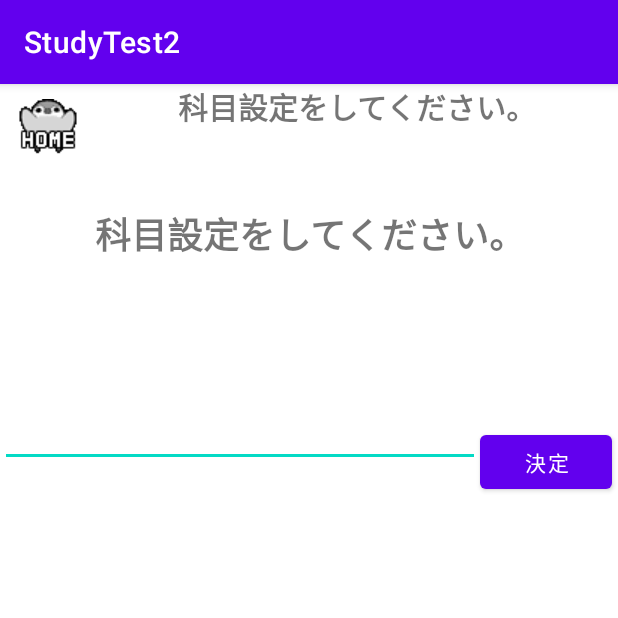
After one commit to spr2140080/StudyTest2, an Android app: the SubjectActivity3 screen opened directly, with no data from a screen before it, on a phone screen of 412 x 824 dp, the top half of it. The commit adds this screen. Run offline under Robolectric (Android 15) with nearby library versions, the phone set to English and light mode, and no system bars.

Commit message:
サブジェクト３

```diff
--- a/app/build.gradle
+++ b/app/build.gradle
@@ -45,8 +45,8 @@ dependencies {
     implementation 'androidx.preference:preference-ktx:1.1.1'
     implementation 'androidx.lifecycle:lifecycle-livedata-ktx:2.5.1'
     implementation 'androidx.lifecycle:lifecycle-viewmodel-ktx:2.5.1'
-    implementation 'androidx.navigation:navigation-fragment-ktx:2.5.3'
-    implementation 'androidx.navigation:navigation-ui-ktx:2.5.3'
+    implementation 'androidx.navigation:navigation-fragment-ktx:2.3.0'
+    implementation 'androidx.navigation:navigation-ui-ktx:2.3.0'
     implementation 'androidx.legacy:legacy-support-v4:1.0.0'
     testImplementation 'junit:junit:4.+'
     androidTestImplementation 'androidx.test.ext:junit:1.1.3'
--- a/app/src/main/AndroidManifest.xml
+++ b/app/src/main/AndroidManifest.xml
@@ -9,12 +9,11 @@
         android:roundIcon="@mipmap/ic_launcher_round"
         android:supportsRtl="true"
         android:theme="@style/Theme.StudyTest2">
-        <activity android:name=".MokuhyoukakuninActivity"></activity>
-        <activity android:name=".MokuhyounyuryokuActivity" />
-        <activity android:name=".MokuhyouActivity" />
-        <activity android:name=".EnGraphActivity" />
-        <activity android:name=".BouGraphActivity" />
-        <activity android:name=".SubjectActivity" />
+        <activity android:name=".SubjectActivity3"></activity>
+        <activity android:name=".ConcentrationActivity" />
+        <activity android:name=".EfficiencyActivity" />
+        <activity android:name=".RestActivity" />
+        <activity android:name=".SubjectActivity2" />
         <activity
             android:name=".TimeActivity"
             android:label="@string/title_activity_time"
--- /dev/null
+++ b/app/src/main/java/com/example/studytest2/SubjectActivity3.kt
@@ -0,0 +1,31 @@
+package com.example.studytest2
+
+import android.content.Intent
+import androidx.appcompat.app.AppCompatActivity
+import android.os.Bundle
+import com.example.studytest2.databinding.ActivitySubject3Binding
+
+class SubjectActivity3 : AppCompatActivity() {
+    private lateinit var binding: ActivitySubject3Binding
+
+
+    override fun onCreate(savedInstanceState: Bundle?) {
+        super.onCreate(savedInstanceState)
+//        setContentView(R.layout.activity_subject
+
+        binding = ActivitySubject3Binding.inflate(layoutInflater)
+        setContentView(binding.root)
+
+        binding.SjButton.setOnClickListener {
+            val intent = Intent(this, TimeActivity::class.java)
+            intent.putExtra("SUBJECT",binding.subject.text.toString())
+            startActivity(intent)
+        }
+
+
+        binding.BackButton.setOnClickListener {
+            val intent = Intent(this, TimeActivity::class.java)
+            startActivity(intent)
+        }
+    }
+}
--- /dev/null
+++ b/app/src/main/res/layout/activity_subject3.xml
@@ -0,0 +1,76 @@
+<?xml version="1.0" encoding="utf-8"?>
+<androidx.constraintlayout.widget.ConstraintLayout
+    xmlns:android="http://schemas.android.com/apk/res/android"
+    xmlns:app="http://schemas.android.com/apk/res-auto"
+    xmlns:tools="http://schemas.android.com/tools"
+    android:layout_width="match_parent"
+    android:layout_height="match_parent"
+    tools:context=".SubjectActivity3">
+
+    <EditText
+        android:id="@+id/subject"
+        android:layout_width="0dp"
+        android:layout_height="53dp"
+        android:maxLength="10"
+        app:layout_constraintBottom_toBottomOf="parent"
+        app:layout_constraintEnd_toStartOf="@+id/Sj_Button"
+        app:layout_constraintHorizontal_bias="0.0"
+        app:layout_constraintStart_toStartOf="parent"
+        app:layout_constraintTop_toBottomOf="@+id/textView4"
+        app:layout_constraintVertical_bias="0.251" />
+
+    <ImageButton
+        android:id="@+id/BackButton"
+        android:layout_width="wrap_content"
+        android:layout_height="wrap_content"
+        android:backgroundTint="@color/white"
+        app:layout_constraintEnd_toEndOf="parent"
+        app:layout_constraintHorizontal_bias="0.0"
+        app:layout_constraintStart_toStartOf="parent"
+        app:layout_constraintTop_toTopOf="parent"
+        app:srcCompat="@drawable/home" />
+
+    <TextView
+        android:id="@+id/textView4"
+        android:layout_width="0dp"
+        android:layout_height="wrap_content"
+        android:layout_marginStart="8dp"
+        android:layout_marginEnd="8dp"
+        android:text="@string/subject_text"
+        android:textAlignment="center"
+        android:textSize="20sp"
+        android:textStyle="bold"
+        app:layout_constraintEnd_toEndOf="parent"
+        app:layout_constraintHorizontal_bias="0.49"
+        app:layout_constraintStart_toEndOf="@+id/BackButton"
+        app:layout_constraintTop_toTopOf="parent" />
+
+    <Button
+        android:id="@+id/Sj_Button"
+        android:layout_width="wrap_content"
+        android:layout_height="wrap_content"
+        android:layout_marginEnd="4dp"
+        android:layout_marginBottom="492dp"
+        android:text="決定"
+        app:layout_constraintBottom_toBottomOf="parent"
+        app:layout_constraintEnd_toEndOf="parent"
+        app:layout_constraintTop_toBottomOf="@+id/textView4"
+        app:layout_constraintVertical_bias="1.0" />
+
+
+
+    <TextView
+        android:id="@+id/Subjet_Text1"
+        android:layout_width="0dp"
+        android:layout_height="wrap_content"
+        android:layout_marginTop="52dp"
+        android:text="@string/subject_text"
+        android:textAlignment="center"
+        android:textAllCaps="true"
+        android:textSize="24sp"
+        android:textStyle="bold"
+        app:layout_constraintEnd_toEndOf="parent"
+        app:layout_constraintStart_toStartOf="parent"
+        app:layout_constraintTop_toBottomOf="@+id/textView4" />
+
+</androidx.constraintlayout.widget.ConstraintLayout>
--- a/app/src/main/res/layout/fragment_diary.xml
+++ b/app/src/main/res/layout/fragment_diary.xml
@@ -200,7 +200,6 @@
             android:id="@+id/ok_button"
             android:layout_width="match_parent"
             android:layout_height="wrap_content"
-            android:background="@drawable/bkg_positive"
             android:src="@drawable/home"
             android:textColor="@android:color/white" />
     </LinearLayout>
--- a/app/src/main/res/menu/bottom_nav_menu.xml
+++ b/app/src/main/res/menu/bottom_nav_menu.xml
@@ -3,22 +3,22 @@
     xmlns:android="http://schemas.android.com/apk/res/android">
     <item
         android:id="@+id/navigation_todo"
-        android:icon="@drawable/todolist"
+        android:icon="@drawable/ic_home_black_24dp"
         android:title="@string/title_ToDO" />
     <item
         android:id="@+id/navigation_dairy"
-        android:icon="@drawable/driary"
+        android:icon="@drawable/ic_dashboard_black_24dp"
         android:title="@string/title_diary" />
     <item
         android:id="@+id/navigation_graph"
-        android:icon="@drawable/graph"
+        android:icon="@drawable/ic_notifications_black_24dp"
         android:title="@string/title_graph" />
     <item
         android:id="@+id/navigation_target"
-        android:icon="@drawable/target"
+        android:icon="@drawable/ic_target_black_24dp"
         android:title="@string/title_target" />
     <item
         android:id="@+id/navigation_trivia"
-        android:icon="@drawable/trivia"
+        android:icon="@drawable/ic_trivia_black_24dp"
         android:title="@string/title_trivia" />
 </menu>
```
